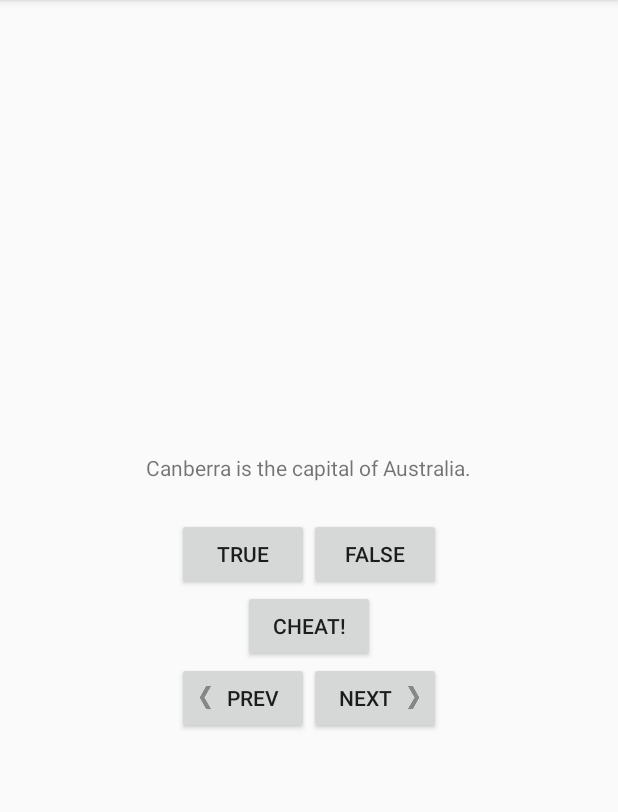
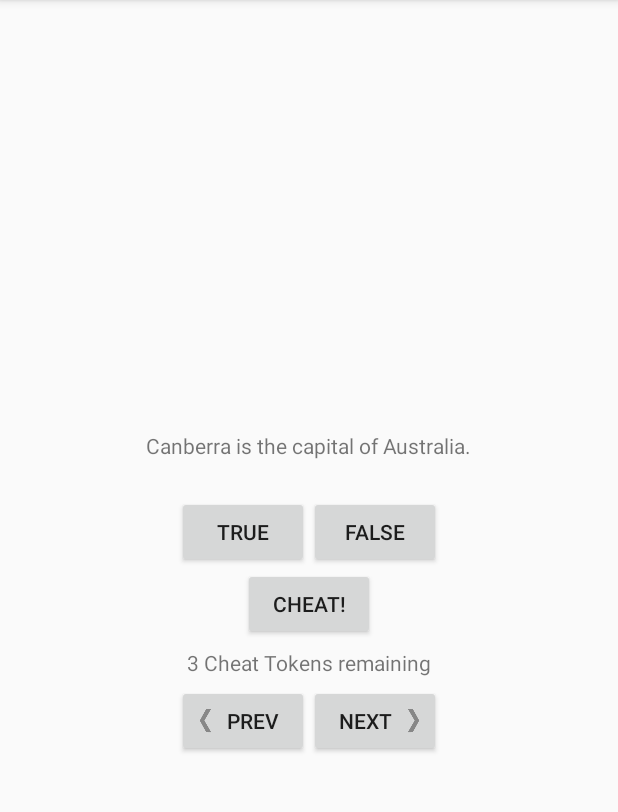
Before and after one commit to zacgumm/GeoQuiz, an Android app: the screen it shows after launch (QuizActivity), on a phone screen of 412 x 824 dp, the part 84-896 px from its top. Run offline under Robolectric (Android 15) with nearby library versions, the phone set to English and light mode, and no system bars.

Commit message:
Challenge Six Completed

```diff
--- a/app/src/main/java/zacha/gumm/geoquiz/QuizActivity.java
+++ b/app/src/main/java/zacha/gumm/geoquiz/QuizActivity.java
@@ -19,6 +19,7 @@ public class QuizActivity extends AppCompatActivity {
     private Button mPreviousButton;
     private Button mCheatButton;
     private TextView mQuestionTextView;
+    private TextView mCheatsRemainingTextView;
     private static final String TAG = "QuizActivity";
     private static final String KEY_INDEX = "index";
     private static final int REQUEST_CODE_CHEAT = 0;
@@ -33,7 +34,16 @@ public class QuizActivity extends AppCompatActivity {
             new Question(R.string.question_asia, true, false, false),
     };
 
+    private int[] mCheatsBank = new int[]{
+            (R.string.cheats_remaining_0),
+            (R.string.cheats_remaining_1),
+            (R.string.cheats_remaining_2),
+            (R.string.cheats_remaining_3),
+    };
+
+
     private int mCurrentIndex = 0;
+    private static int mCheatsRemaining = 3;
     private int score = 0;
     private int total = 0;
 
@@ -45,6 +55,11 @@ public class QuizActivity extends AppCompatActivity {
         currentQuestion = mQuestionBank[mCurrentIndex];
         mQuestionTextView.setText(question);
 
+        int cheatsLeft = mCheatsBank[mCheatsRemaining];
+        mCheatsRemainingTextView = (TextView) findViewById(R.id.cheats_remaining);
+        assert mCheatsRemainingTextView != null;
+        mCheatsRemainingTextView.setText(cheatsLeft);
+
         if (!mQuestionBank[mCurrentIndex].isQuestionAnswered()) {
             mTrueButton.setEnabled(true);
             mFalseButton.setEnabled(true);
@@ -55,6 +70,9 @@ public class QuizActivity extends AppCompatActivity {
             mFalseButton.setEnabled(false);
         }
 
+        if (mCheatsRemaining < 1) {
+            mCheatButton.setEnabled(false);
+        }
 
     }
 
@@ -184,6 +202,7 @@ public class QuizActivity extends AppCompatActivity {
                 boolean answerIsTrue = mQuestionBank[mCurrentIndex].isAnswerTrue();
                 Intent intent = CheatActivity.newIntent(QuizActivity.this, answerIsTrue);
                 startActivityForResult(intent, REQUEST_CODE_CHEAT);
+
             }
         });
 
@@ -248,4 +267,10 @@ public class QuizActivity extends AppCompatActivity {
         return currentQuestion;
     }
 
+    public static void setCheatsRemaining() {
+        mCheatsRemaining = (mCheatsRemaining - 1);
+        Log.d(TAG, String.valueOf(mCheatsRemaining));
+    }
+
+
 }
--- a/app/src/main/res/layout-land/activity_cheat.xml
+++ b/app/src/main/res/layout-land/activity_cheat.xml
@@ -27,4 +27,10 @@
         android:layout_width="wrap_content"
         android:layout_height="wrap_content"
         android:text="@string/show_answer_button"/>
+
+    <TextView
+        android:id="@+id/version_text"
+        android:layout_width="wrap_content"
+        android:layout_height="wrap_content"
+        android:padding="24dp"/>
 </LinearLayout>
--- a/app/src/main/res/layout-land/activity_quiz.xml
+++ b/app/src/main/res/layout-land/activity_quiz.xml
@@ -41,12 +41,29 @@
         android:drawablePadding="4dp"
         android:text="@string/next_button"/>
 
-    <Button
+    <LinearLayout
         android:layout_width="wrap_content"
         android:layout_height="wrap_content"
-        android:id="@+id/cheat_button"
-        android:text="@string/cheat_button"
-        android:layout_gravity="bottom|center"/>
+        android:layout_gravity="bottom|center"
+        android:orientation="vertical">
+
+        <Button
+            android:layout_width="wrap_content"
+            android:layout_height="wrap_content"
+            android:id="@+id/cheat_button"
+            android:text="@string/cheat_button"
+            android:layout_gravity="bottom|center"/>
+
+        <TextView
+            android:layout_width="wrap_content"
+            android:layout_height="wrap_content"
+            android:padding="5dp"
+            android:id="@+id/cheats_remaining"
+            android:text="@string/cheats_remaining_3"
+            />
+
+    </LinearLayout>
+
 
     <Button
         android:layout_width="wrap_content"
--- a/app/src/main/res/layout/activity_cheat.xml
+++ b/app/src/main/res/layout/activity_cheat.xml
@@ -27,4 +27,10 @@
         android:layout_width="wrap_content"
         android:layout_height="wrap_content"
         android:text="@string/show_answer_button"/>
+
+    <TextView
+        android:id="@+id/version_text"
+        android:layout_width="wrap_content"
+        android:layout_height="wrap_content"
+        android:padding="24dp"/>
 </LinearLayout>
--- a/app/src/main/res/layout/activity_quiz.xml
+++ b/app/src/main/res/layout/activity_quiz.xml
@@ -37,6 +37,14 @@
         android:id="@+id/cheat_button"
         android:text="@string/cheat_button"/>
 
+    <TextView
+        android:layout_width="wrap_content"
+        android:layout_height="wrap_content"
+        android:padding="5dp"
+        android:id="@+id/cheats_remaining"
+        android:text="@string/cheats_remaining_3"
+        />
+
     <LinearLayout
     android:layout_width="wrap_content"
     android:layout_height="wrap_content">
--- a/app/src/main/res/values/strings.xml
+++ b/app/src/main/res/values/strings.xml
@@ -18,4 +18,8 @@
     <string name="show_answer_button">Show Answer</string>
     <string name="cheat_button">Cheat!</string>
     <string name="judgment_toast">Cheating is wrong</string>
+    <string name="cheats_remaining_3">3 Cheat Tokens remaining</string>
+    <string name="cheats_remaining_2">2 Cheat Tokens remaining</string>
+    <string name="cheats_remaining_1">1 Cheat Tokens remaining</string>
+    <string name="cheats_remaining_0">No Cheat Tokens remaining</string>
 </resources>
```
Also changed, not shown: app/src/main/java/zacha/gumm/geoquiz/CheatActivity.java (+9 -0 lines).
